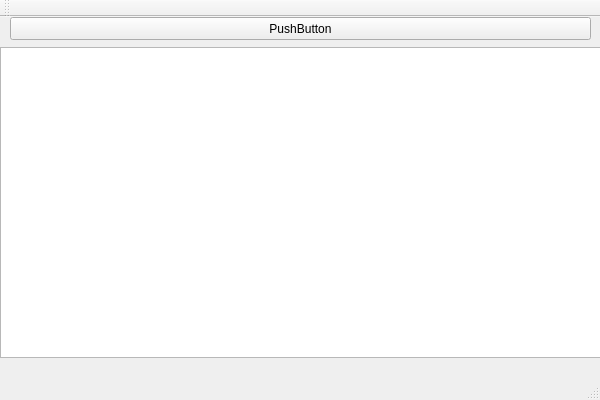
Qt form FRS/FRS/View.ui (sirIrishman/FRS) before a commit.
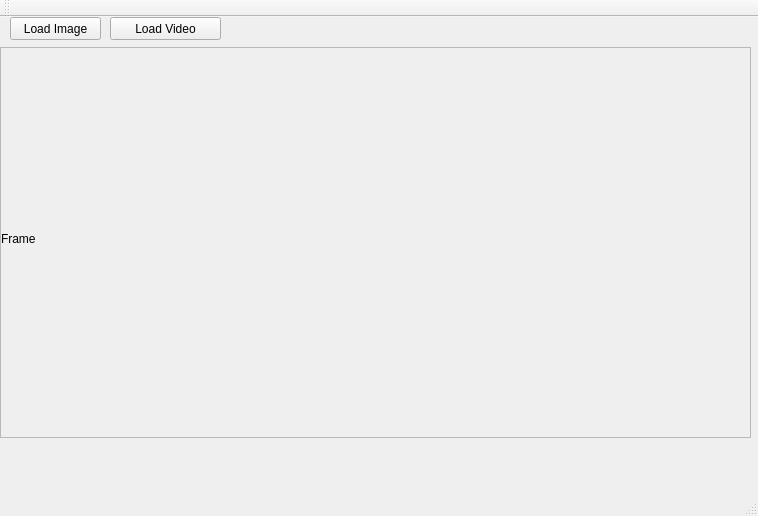
The same form after that commit.

What changed in the file:
```diff
--- a/FRS/FRS/View.ui
+++ b/FRS/FRS/View.ui
@@ -6,36 +6,81 @@
    <rect>
     <x>0</x>
     <y>0</y>
-    <width>600</width>
-    <height>400</height>
+    <width>758</width>
+    <height>516</height>
    </rect>
   </property>
   <property name="windowTitle">
    <string>MainWindow</string>
   </property>
   <widget class="QWidget" name="centralWidget">
-   <widget class="QToolButton" name="toolButton">
+   <widget class="QPushButton" name="pshBttn_LoadImage">
     <property name="geometry">
      <rect>
       <x>10</x>
       <y>0</y>
-      <width>581</width>
+      <width>91</width>
       <height>23</height>
      </rect>
     </property>
     <property name="text">
-     <string>PushButton</string>
+     <string>Load Image</string>
     </property>
    </widget>
-   <widget class="QGraphicsView" name="graphicsView">
+   <widget class="QPushButton" name="pshBttn_LoadVideo">
+    <property name="geometry">
+     <rect>
+      <x>110</x>
+      <y>0</y>
+      <width>111</width>
+      <height>23</height>
+     </rect>
+    </property>
+    <property name="text">
+     <string>Load Video</string>
+    </property>
+   </widget>
+   <widget class="QScrollArea" name="scrollArea">
     <property name="geometry">
      <rect>
       <x>0</x>
       <y>30</y>
-      <width>601</width>
-      <height>311</height>
+      <width>751</width>
+      <height>391</height>
      </rect>
     </property>
+    <property name="widgetResizable">
+     <bool>true</bool>
+    </property>
+    <property name="alignment">
+     <set>Qt::AlignJustify|Qt::AlignTop</set>
+    </property>
+    <widget class="QWidget" name="scrollAreaWidgetContents">
+     <property name="geometry">
+      <rect>
+       <x>0</x>
+       <y>0</y>
+       <width>749</width>
+       <height>389</height>
+      </rect>
+     </property>
+     <widget class="QLabel" name="lbl_Frame">
+      <property name="geometry">
+       <rect>
+        <x>0</x>
+        <y>0</y>
+        <width>741</width>
+        <height>381</height>
+       </rect>
+      </property>
+      <property name="autoFillBackground">
+       <bool>false</bool>
+      </property>
+      <property name="text">
+       <string>Frame</string>
+      </property>
+     </widget>
+    </widget>
    </widget>
   </widget>
   <widget class="QMenuBar" name="menuBar">
```
Left out of the diff: 4 changed lines with no effect on the pictures.
